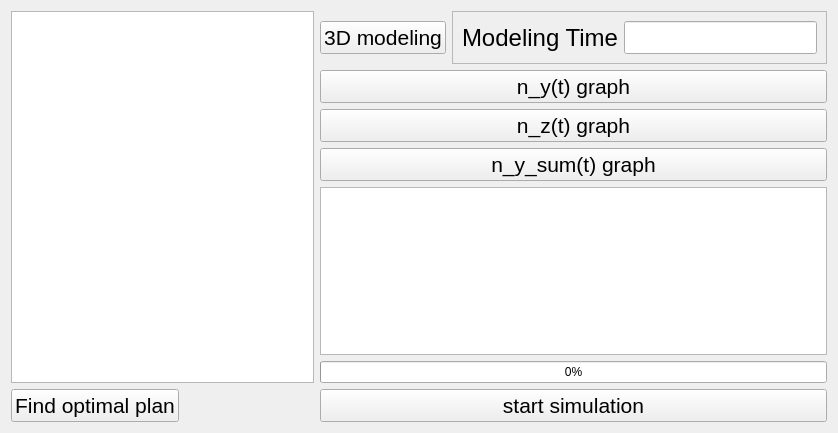
Yegres5/diploma, file AcceptableKDialog/resultframe.ui: the form before one commit.
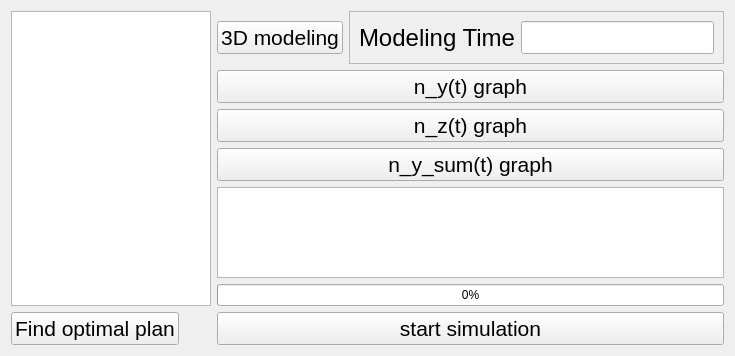
The form after the commit.

Patch:
```diff
--- a/AcceptableKDialog/resultframe.ui
+++ b/AcceptableKDialog/resultframe.ui
@@ -6,8 +6,8 @@
    <rect>
     <x>0</x>
     <y>0</y>
-    <width>838</width>
-    <height>433</height>
+    <width>688</width>
+    <height>356</height>
    </rect>
   </property>
   <property name="windowTitle">
```
Left out of the diff: 140 changed lines with no effect on the pictures.
